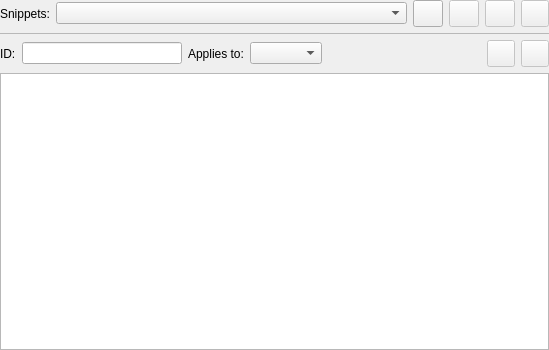
First picture: the form in libpgmodeler_ui/ui/snippetsconfigwidget.ui, repository pgmodeler/pgmodeler, before the edit.
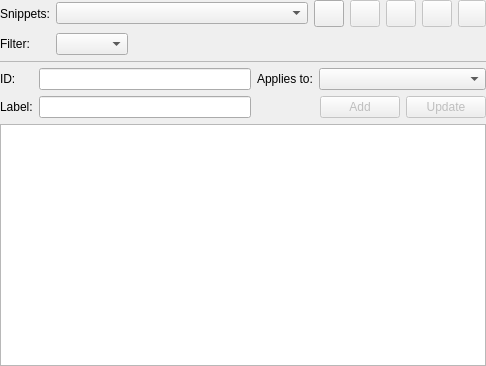
Second picture: the form after the edit. Icons and pictures are not drawn.

```diff
--- a/libpgmodeler_ui/ui/snippetsconfigwidget.ui
+++ b/libpgmodeler_ui/ui/snippetsconfigwidget.ui
@@ -6,14 +6,14 @@
    <rect>
     <x>0</x>
     <y>0</y>
-    <width>549</width>
-    <height>350</height>
+    <width>486</width>
+    <height>366</height>
    </rect>
   </property>
   <property name="windowTitle">
    <string>Form</string>
   </property>
-  <layout class="QVBoxLayout" name="verticalLayout">
+  <layout class="QGridLayout" name="gridLayout_2">
    <property name="leftMargin">
     <number>0</number>
    </property>
@@ -26,15 +26,15 @@
    <property name="bottomMargin">
     <number>0</number>
    </property>
-   <item>
+   <item row="0" column="0">
+    <widget class="QLabel" name="snippets_lbl">
+     <property name="text">
+      <string>Snippets:</string>
+     </property>
+    </widget>
+   </item>
+   <item row="0" column="1" colspan="2">
     <layout class="QHBoxLayout" name="horizontalLayout_3">
-     <item>
-      <widget class="QLabel" name="snippets_lbl">
-       <property name="text">
-        <string>Snippets:</string>
-       </property>
-      </widget>
-     </item>
      <item>
       <widget class="QComboBox" name="snippets_cmb">
        <property name="sizePolicy">
@@ -77,6 +77,35 @@
        </property>
       </widget>
      </item>
+     <item>
+      <widget class="QToolButton" name="cancel_tb">
+       <property name="enabled">
+        <bool>false</bool>
+       </property>
+       <property name="minimumSize">
+        <size>
+         <width>30</width>
+         <height>25</height>
+        </size>
+       </property>
+       <property name="toolTip">
+        <string>Cancel edition</string>
+       </property>
+       <property name="text">
+        <string/>
+       </property>
+       <property name="icon">
+        <iconset resource="../res/resources.qrc">
+         <normaloff>:/icones/icones/fechar1.png</normaloff>:/icones/icones/fechar1.png</iconset>
+       </property>
+       <property name="iconSize">
+        <size>
+         <width>20</width>
+         <height>20</height>
+        </size>
+       </property>
+      </widget>
+     </item>
      <item>
       <widget class="QToolButton" name="edit_tb">
        <property name="enabled">
@@ -175,7 +204,40 @@
      </item>
     </layout>
    </item>
-   <item>
+   <item row="1" column="0">
+    <widget class="QLabel" name="filter_lbl">
+     <property name="text">
+      <string>Filter:</string>
+     </property>
+    </widget>
+   </item>
+   <item row="1" column="1">
+    <widget class="QComboBox" name="filter_cmb">
+     <property name="sizeAdjustPolicy">
+      <enum>QComboBox::AdjustToContentsOnFirstShow</enum>
+     </property>
+     <property name="iconSize">
+      <size>
+       <width>18</width>
+       <height>18</height>
+      </size>
+     </property>
+    </widget>
+   </item>
+   <item row="1" column="2">
+    <spacer name="horizontalSpacer_2">
+     <property name="orientation">
+      <enum>Qt::Horizontal</enum>
+     </property>
+     <property name="sizeHint" stdset="0">
+      <size>
+       <width>340</width>
+       <height>20</height>
+      </size>
+     </property>
+    </spacer>
+   </item>
+   <item row="2" column="0" colspan="3">
     <widget class="QFrame" name="div_ln">
      <property name="minimumSize">
       <size>
@@ -197,50 +259,82 @@
      </property>
     </widget>
    </item>
-   <item>
-    <layout class="QHBoxLayout" name="horizontalLayout_2">
-     <item>
+   <item row="3" column="0" colspan="3">
+    <layout class="QGridLayout" name="gridLayout">
+     <item row="0" column="0">
       <widget class="QLabel" name="id_lbl">
        <property name="text">
         <string>ID:</string>
        </property>
       </widget>
      </item>
-     <item>
+     <item row="0" column="1">
       <widget class="QLineEdit" name="id_edt"/>
      </item>
-     <item>
+     <item row="0" column="2">
       <widget class="QLabel" name="applies_to_lbl">
+       <property name="sizePolicy">
+        <sizepolicy hsizetype="Fixed" vsizetype="Preferred">
+         <horstretch>0</horstretch>
+         <verstretch>0</verstretch>
+        </sizepolicy>
+       </property>
        <property name="text">
         <string>Applies to:</string>
        </property>
       </widget>
      </item>
-     <item>
-      <widget class="QComboBox" name="applies_to_cmb"/>
-     </item>
-     <item>
-      <spacer name="horizontalSpacer">
-       <property name="orientation">
-        <enum>Qt::Horizontal</enum>
+     <item row="0" column="3">
+      <widget class="QComboBox" name="applies_to_cmb">
+       <property name="minimumSize">
+        <size>
+         <width>167</width>
+         <height>0</height>
+        </size>
        </property>
-       <property name="sizeHint" stdset="0">
+       <property name="sizeAdjustPolicy">
+        <enum>QComboBox::AdjustToContentsOnFirstShow</enum>
+       </property>
+       <property name="iconSize">
         <size>
-         <width>40</width>
-         <height>20</height>
+         <width>18</width>
+         <height>18</height>
         </size>
        </property>
-      </spacer>
+      </widget>
      </item>
-     <item>
+     <item row="1" column="0">
+      <widget class="QLabel" name="id_lbl_2">
+       <property name="text">
+        <string>Label:</string>
+       </property>
+      </widget>
+     </item>
+     <item row="1" column="1">
+      <widget class="QLineEdit" name="id_edt_2"/>
+     </item>
+     <item row="1" column="2" colspan="2">
       <layout class="QHBoxLayout" name="horizontalLayout">
        <item>
-        <widget class="QToolButton" name="add_tb">
+        <spacer name="horizontalSpacer">
+         <property name="orientation">
+          <enum>Qt::Horizontal</enum>
+         </property>
+         <property name="sizeHint" stdset="0">
+          <size>
+           <width>40</width>
+           <height>20</height>
+          </size>
+         </property>
+        </spacer>
+       </item>
+       <item>
+        <widget class="QPushButton" name="add_tb">
          <property name="enabled">
           <bool>false</bool>
          </property>
          <property name="sizePolicy">
-          <sizepolicy hsizetype="Preferred" vsizetype="Preferred">
+          <sizepolicy hsizetype="Fixed" vsizetype="Preferred">
            <horstretch>0</horstretch>
            <verstretch>0</verstretch>
           </sizepolicy>
@@ -251,11 +345,14 @@
            <height>0</height>
           </size>
          </property>
-         <property name="toolTip">
-          <string>Add Item</string>
+         <property name="maximumSize">
+          <size>
+           <width>16777215</width>
+           <height>16777215</height>
+          </size>
          </property>
          <property name="text">
-          <string/>
+          <string>Add</string>
          </property>
          <property name="icon">
           <iconset resource="../res/resources.qrc">
@@ -267,18 +364,15 @@
            <height>20</height>
           </size>
          </property>
-         <property name="shortcut">
-          <string>Ins</string>
-         </property>
         </widget>
        </item>
        <item>
-        <widget class="QToolButton" name="update_tb">
+        <widget class="QPushButton" name="update_tb">
          <property name="enabled">
           <bool>false</bool>
          </property>
          <property name="sizePolicy">
-          <sizepolicy hsizetype="Preferred" vsizetype="Preferred">
+          <sizepolicy hsizetype="Fixed" vsizetype="Fixed">
            <horstretch>0</horstretch>
            <verstretch>0</verstretch>
           </sizepolicy>
@@ -289,15 +383,18 @@
            <height>0</height>
           </size>
          </property>
-         <property name="toolTip">
-          <string>Update Item</string>
+         <property name="maximumSize">
+          <size>
+           <width>16777215</width>
+           <height>16777215</height>
+          </size>
          </property>
          <property name="text">
-          <string/>
+          <string>Update</string>
          </property>
          <property name="icon">
           <iconset resource="../res/resources.qrc">
-           <normaloff>:/icones/icones/atualizar.png</normaloff>:/icones/icones/atualizar.png</iconset>
+           <normaloff>:/icones/icones/padroes.png</normaloff>:/icones/icones/padroes.png</iconset>
          </property>
          <property name="iconSize">
           <size>
@@ -305,16 +402,13 @@
            <height>20</height>
           </size>
          </property>
-         <property name="shortcut">
-          <string>Alt+R</string>
-         </property>
         </widget>
        </item>
       </layout>
      </item>
     </layout>
    </item>
-   <item>
+   <item row="4" column="0" colspan="3">
     <widget class="QTextEdit" name="snippet_txt"/>
    </item>
   </layout>
```
